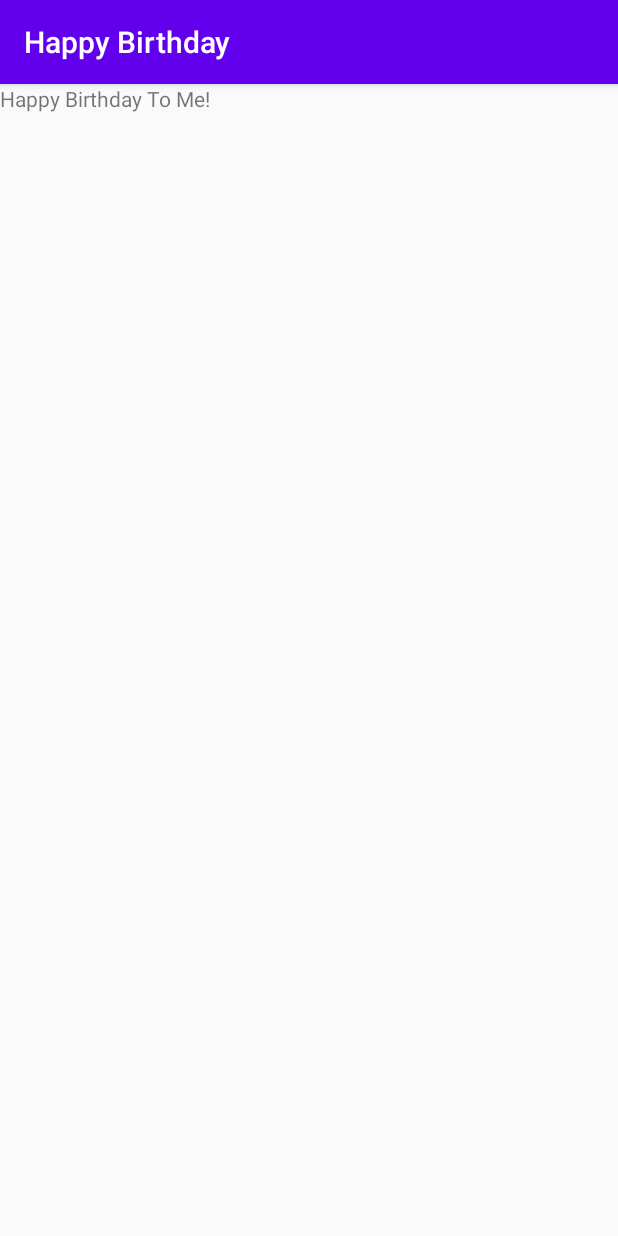
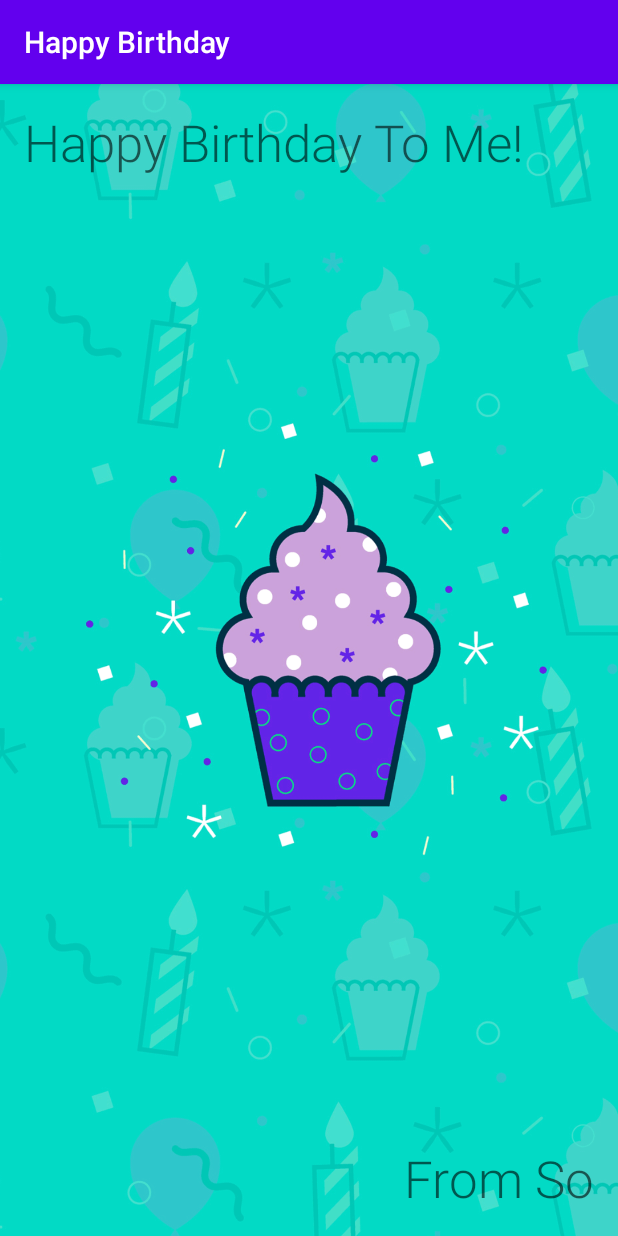
Before and after one commit to souokawara/MyFirstAndroidApp, an Android app: the screen it shows after launch (MainActivity), on a phone screen of 412 x 824 dp. Run offline under Robolectric (Android 15) with nearby library versions, the phone set to English and light mode, and no system bars.

Commit message:
This is the initial commit.

```diff
--- a/app/src/main/res/layout/activity_main.xml
+++ b/app/src/main/res/layout/activity_main.xml
@@ -6,11 +6,40 @@
     android:layout_height="match_parent"
     tools:context=".MainActivity">
 
+    <ImageView
+        android:id="@+id/imageView"
+        android:layout_width="0dp"
+        android:layout_height="0dp"
+        android:scaleType="centerCrop"
+        app:layout_constraintBottom_toBottomOf="parent"
+        app:layout_constraintEnd_toEndOf="parent"
+        app:layout_constraintStart_toStartOf="parent"
+        app:layout_constraintTop_toTopOf="parent"
+        app:srcCompat="@drawable/androidparty" />
+
     <TextView
         android:id="@+id/textView"
         android:layout_width="wrap_content"
         android:layout_height="wrap_content"
+        android:layout_marginStart="16dp"
+        android:layout_marginTop="16dp"
         android:text="Happy Birthday To Me!"
-        tools:layout_editor_absoluteX="15dp"
-        tools:layout_editor_absoluteY="15dp" />
+        android:textAppearance="@style/TextAppearance.AppCompat.Display1"
+        app:fontFamily="sans-serif-light"
+        app:layout_constraintStart_toStartOf="parent"
+        app:layout_constraintTop_toTopOf="parent"
+        app:textAllCaps="false" />
+
+    <TextView
+        android:id="@+id/textView2"
+        android:layout_width="wrap_content"
+        android:layout_height="wrap_content"
+        android:layout_marginEnd="16dp"
+        android:layout_marginBottom="16dp"
+        android:text="From So"
+        android:textAppearance="@style/TextAppearance.AppCompat.Display1"
+        app:fontFamily="sans-serif-light"
+        app:layout_constraintBottom_toBottomOf="parent"
+        app:layout_constraintEnd_toEndOf="parent" />
+
 </androidx.constraintlayout.widget.ConstraintLayout>
```
